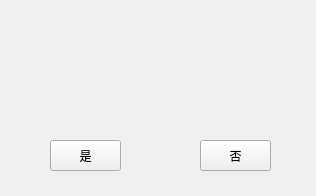
This is mymessagebox.ui in MrLalala/OnlineMonitor as Qt 5 draws it before an edit. The edited form follows.
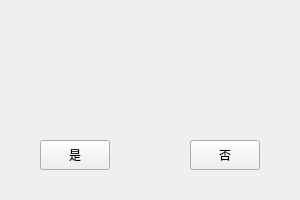
This is the edited form.

The edit to the form file:
```diff
--- a/mymessagebox.ui
+++ b/mymessagebox.ui
@@ -6,8 +6,8 @@
    <rect>
     <x>0</x>
     <y>0</y>
-    <width>316</width>
-    <height>196</height>
+    <width>300</width>
+    <height>200</height>
    </rect>
   </property>
   <property name="windowTitle">
@@ -19,10 +19,10 @@
   <widget class="QPushButton" name="yes">
    <property name="geometry">
     <rect>
-     <x>50</x>
+     <x>40</x>
      <y>140</y>
-     <width>71</width>
-     <height>31</height>
+     <width>70</width>
+     <height>30</height>
     </rect>
    </property>
    <property name="text">
@@ -32,10 +32,10 @@
   <widget class="QPushButton" name="no">
    <property name="geometry">
     <rect>
-     <x>200</x>
+     <x>190</x>
      <y>140</y>
-     <width>71</width>
-     <height>31</height>
+     <width>70</width>
+     <height>30</height>
     </rect>
    </property>
    <property name="text">
@@ -45,7 +45,7 @@
   <widget class="QLabel" name="type">
    <property name="geometry">
     <rect>
-     <x>30</x>
+     <x>20</x>
      <y>30</y>
      <width>71</width>
      <height>71</height>
@@ -58,7 +58,7 @@
   <widget class="QLabel" name="msg">
    <property name="geometry">
     <rect>
-     <x>150</x>
+     <x>140</x>
      <y>30</y>
      <width>151</width>
      <height>71</height>
```
